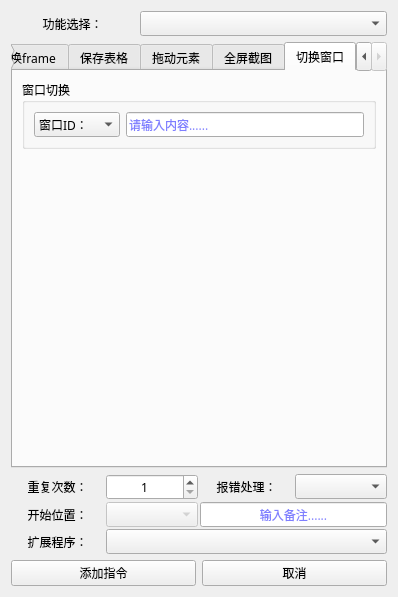
This is 窗体/navigation.ui in FsterThanLight/automatic_clicker_2 as Qt 5 draws it before an edit. The edited form follows.
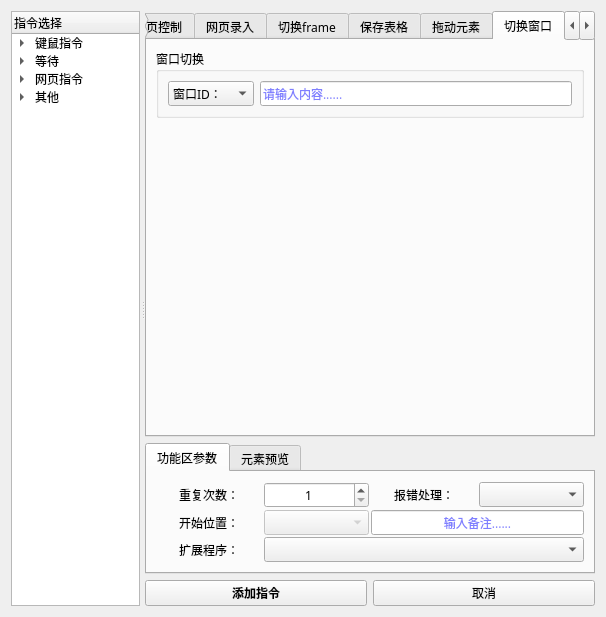
This is the edited form. The open tabs and pages were chosen to show the change. Icons and pictures are not drawn.

Commit message: 2024年01月12日 18:01:33 窗体功能变更

The edit to the form file:
```diff
--- a/窗体/navigation.ui
+++ b/窗体/navigation.ui
@@ -6,8 +6,8 @@
    <rect>
     <x>0</x>
     <y>0</y>
-    <width>398</width>
-    <height>547</height>
+    <width>606</width>
+    <height>594</height>
    </rect>
   </property>
   <property name="font">
@@ -24,29 +24,171 @@
    <iconset resource="../images.qrc">
     <normaloff>:/按钮图标/窗体/res/图标.png</normaloff>:/按钮图标/窗体/res/图标.png</iconset>
   </property>
+  <layout class="QVBoxLayout" name="verticalLayout_43">
+   <item>
+    <widget class="QSplitter" name="splitter">
+     <property name="layoutDirection">
+      <enum>Qt::LeftToRight</enum>
+     </property>
+     <property name="autoFillBackground">
+      <bool>false</bool>
+     </property>
+     <property name="frameShadow">
+      <enum>QFrame::Plain</enum>
+     </property>
+     <property name="orientation">
+      <enum>Qt::Horizontal</enum>
+     </property>
+     <property name="opaqueResize">
+      <bool>true</bool>
+     </property>
+     <property name="handleWidth">
+      <number>5</number>
+     </property>
+     <property name="childrenCollapsible">
+      <bool>true</bool>
+     </property>
+     <widget class="QTreeWidget" name="treeWidget">
+      <property name="enabled">
+       <bool>true</bool>
+      </property>
+      <property name="maximumSize">
+       <size>
+        <width>10000</width>
+        <height>16777215</height>
+       </size>
+      </property>
+      <column>
+       <property name="text">
+        <string>指令选择</string>
+       </property>
+      </column>
+      <item>
+       <property name="text">
+        <string>键鼠指令</string>
+       </property>
+       <item>
+        <property name="text">
+         <string>图像点击</string>
+        </property>
+       </item>
+       <item>
+        <property name="text">
+         <string>坐标点击</string>
+        </property>
+       </item>
+       <item>
+        <property name="text">
+         <string>移动鼠标</string>
+        </property>
+       </item>
+       <item>
+        <property name="text">
+         <string>鼠标点击</string>
+        </property>
+       </item>
+       <item>
+        <property name="text">
+         <string>滚轮滑动</string>
+        </property>
+       </item>
+       <item>
+        <property name="text">
+         <string>按下键盘</string>
+        </property>
+       </item>
+       <item>
+        <property name="text">
+         <string>文本输入</string>
+        </property>
+       </item>
+       <item>
+        <property name="text">
+         <string>中键激活</string>
+        </property>
+       </item>
+       <item>
+        <property name="text">
+         <string>鼠标拖拽</string>
+        </property>
+       </item>
+      </item>
+      <item>
+       <property name="text">
+        <string>等待</string>
+       </property>
+       <item>
+        <property name="text">
+         <string>时间等待</string>
+        </property>
+       </item>
+       <item>
+        <property name="text">
+         <string>图像等待</string>
+        </property>
+       </item>
+      </item>
+      <item>
+       <property name="text">
+        <string>网页指令</string>
+       </property>
+       <item>
+        <property name="text">
+         <string>网页控制</string>
+        </property>
+       </item>
+       <item>
+        <property name="text">
+         <string>网页录入</string>
+        </property>
+       </item>
+       <item>
+        <property name="text">
+         <string>切换frame</string>
+        </property>
+       </item>
+       <item>
+        <property name="text">
+         <string>保存表格</string>
+        </property>
+       </item>
+       <item>
+        <property name="text">
+         <string>拖动元素</string>
+        </property>
+       </item>
+       <item>
+        <property name="text">
+         <string>切换窗口</string>
+        </property>
+       </item>
+      </item>
+      <item>
+       <property name="text">
+        <string>其他</string>
+       </property>
+       <item>
+        <property name="text">
+         <string>信息录入</string>
+        </property>
+       </item>
+       <item>
+        <property name="text">
+         <string>全屏截图</string>
+        </property>
+       </item>
+      </item>
+     </widget>
+     <widget class="QWidget" name="layoutWidget">
   <layout class="QVBoxLayout" name="verticalLayout_6">
-   <item>
-    <layout class="QGridLayout" name="gridLayout_10">
-     <property name="verticalSpacing">
-      <number>0</number>
-     </property>
-     <item row="0" column="1" colspan="2">
-      <widget class="QComboBox" name="comboBox_16"/>
-     </item>
-     <item row="0" column="0">
-      <widget class="QLabel" name="label_43">
-       <property name="text">
-        <string>功能选择：</string>
-       </property>
-       <property name="alignment">
-        <set>Qt::AlignCenter</set>
-       </property>
-      </widget>
-     </item>
-    </layout>
-   </item>
    <item>
     <widget class="QTabWidget" name="tabWidget">
+         <property name="minimumSize">
+          <size>
+           <width>450</width>
+           <height>0</height>
+          </size>
+         </property>
      <property name="font">
       <font>
        <family>微软雅黑</family>
@@ -4325,6 +4467,120 @@
        </item>
       </layout>
      </widget>
+         <widget class="QWidget" name="tab_18">
+          <attribute name="title">
+           <string>切换窗口</string>
+          </attribute>
+          <layout class="QVBoxLayout" name="verticalLayout_39">
+           <item>
+            <widget class="QGroupBox" name="groupBox_13">
+             <property name="title">
+              <string>窗口切换</string>
+             </property>
+             <layout class="QGridLayout" name="gridLayout_26">
+              <item row="0" column="1">
+               <widget class="QLineEdit" name="lineEdit_15">
+                <property name="palette">
+                 <palette>
+                  <active>
+                   <colorrole role="Text">
+                    <brush brushstyle="SolidPattern">
+                     <color alpha="255">
+                      <red>0</red>
+                      <green>0</green>
+                      <blue>255</blue>
+                     </color>
+                    </brush>
+                   </colorrole>
+                   <colorrole role="PlaceholderText">
+                    <brush brushstyle="SolidPattern">
+                     <color alpha="128">
+                      <red>0</red>
+                      <green>0</green>
+                      <blue>255</blue>
+                     </color>
+                    </brush>
+                   </colorrole>
+                  </active>
+                  <inactive>
+                   <colorrole role="Text">
+                    <brush brushstyle="SolidPattern">
+                     <color alpha="255">
+                      <red>0</red>
+                      <green>0</green>
+                      <blue>255</blue>
+                     </color>
+                    </brush>
+                   </colorrole>
+                   <colorrole role="PlaceholderText">
+                    <brush brushstyle="SolidPattern">
+                     <color alpha="128">
+                      <red>0</red>
+                      <green>0</green>
+                      <blue>255</blue>
+                     </color>
+                    </brush>
+                   </colorrole>
+                  </inactive>
+                  <disabled>
+                   <colorrole role="Text">
+                    <brush brushstyle="SolidPattern">
+                     <color alpha="255">
+                      <red>120</red>
+                      <green>120</green>
+                      <blue>120</blue>
+                     </color>
+                    </brush>
+                   </colorrole>
+                   <colorrole role="PlaceholderText">
+                    <brush brushstyle="SolidPattern">
+                     <color alpha="128">
+                      <red>0</red>
+                      <green>0</green>
+                      <blue>0</blue>
+                     </color>
+                    </brush>
+                   </colorrole>
+                  </disabled>
+                 </palette>
+                </property>
+                <property name="placeholderText">
+                 <string>请输入内容......</string>
+                </property>
+               </widget>
+              </item>
+              <item row="0" column="0">
+               <widget class="QComboBox" name="comboBox_32">
+                <item>
+                 <property name="text">
+                  <string>窗口ID：</string>
+                 </property>
+                </item>
+                <item>
+                 <property name="text">
+                  <string>窗口标题：</string>
+                 </property>
+                </item>
+               </widget>
+              </item>
+             </layout>
+            </widget>
+           </item>
+           <item>
+            <spacer name="verticalSpacer_15">
+             <property name="orientation">
+              <enum>Qt::Vertical</enum>
+             </property>
+             <property name="sizeHint" stdset="0">
+              <size>
+               <width>20</width>
+               <height>280</height>
+              </size>
+             </property>
+            </spacer>
+           </item>
+          </layout>
+         </widget>
      <widget class="QWidget" name="tab_17">
       <attribute name="title">
        <string>全屏截图</string>
@@ -4384,127 +4640,89 @@
        </item>
       </layout>
      </widget>
-     <widget class="QWidget" name="tab_18">
-      <attribute name="title">
-       <string>切换窗口</string>
-      </attribute>
-      <layout class="QVBoxLayout" name="verticalLayout_39">
-       <item>
-        <widget class="QGroupBox" name="groupBox_13">
-         <property name="title">
-          <string>窗口切换</string>
-         </property>
-         <layout class="QGridLayout" name="gridLayout_26">
-          <item row="0" column="1">
-           <widget class="QLineEdit" name="lineEdit_15">
-            <property name="palette">
-             <palette>
-              <active>
-               <colorrole role="Text">
-                <brush brushstyle="SolidPattern">
-                 <color alpha="255">
-                  <red>0</red>
-                  <green>0</green>
-                  <blue>255</blue>
-                 </color>
-                </brush>
-               </colorrole>
-               <colorrole role="PlaceholderText">
-                <brush brushstyle="SolidPattern">
-                 <color alpha="128">
-                  <red>0</red>
-                  <green>0</green>
-                  <blue>255</blue>
-                 </color>
-                </brush>
-               </colorrole>
-              </active>
-              <inactive>
-               <colorrole role="Text">
-                <brush brushstyle="SolidPattern">
-                 <color alpha="255">
-                  <red>0</red>
-                  <green>0</green>
-                  <blue>255</blue>
-                 </color>
-                </brush>
-               </colorrole>
-               <colorrole role="PlaceholderText">
-                <brush brushstyle="SolidPattern">
-                 <color alpha="128">
-                  <red>0</red>
-                  <green>0</green>
-                  <blue>255</blue>
-                 </color>
-                </brush>
-               </colorrole>
-              </inactive>
-              <disabled>
-               <colorrole role="Text">
-                <brush brushstyle="SolidPattern">
-                 <color alpha="255">
-                  <red>120</red>
-                  <green>120</green>
-                  <blue>120</blue>
-                 </color>
-                </brush>
-               </colorrole>
-               <colorrole role="PlaceholderText">
-                <brush brushstyle="SolidPattern">
-                 <color alpha="128">
-                  <red>0</red>
-                  <green>0</green>
-                  <blue>0</blue>
-                 </color>
-                </brush>
-               </colorrole>
-              </disabled>
-             </palette>
-            </property>
-            <property name="placeholderText">
-             <string>请输入内容......</string>
-            </property>
-           </widget>
-          </item>
-          <item row="0" column="0">
-           <widget class="QComboBox" name="comboBox_32">
+        </widget>
+       </item>
             <item>
-             <property name="text">
-              <string>窗口ID：</string>
-             </property>
-            </item>
-            <item>
-             <property name="text">
-              <string>窗口标题：</string>
-             </property>
-            </item>
-           </widget>
-          </item>
-         </layout>
-        </widget>
-       </item>
-       <item>
-        <spacer name="verticalSpacer_15">
+        <spacer name="verticalSpacer_18">
          <property name="orientation">
           <enum>Qt::Vertical</enum>
          </property>
          <property name="sizeHint" stdset="0">
           <size>
            <width>20</width>
-           <height>280</height>
+           <height>40</height>
           </size>
          </property>
         </spacer>
        </item>
-      </layout>
-     </widget>
-    </widget>
-   </item>
+       <item>
+        <widget class="QTabWidget" name="tabWidget_2">
+         <property name="currentIndex">
+          <number>0</number>
+         </property>
+         <widget class="QWidget" name="tab_20">
+          <attribute name="title">
+           <string>功能区参数</string>
+          </attribute>
+          <layout class="QVBoxLayout" name="verticalLayout_44">
    <item>
     <layout class="QGridLayout" name="gridLayout_5">
      <property name="spacing">
       <number>2</number>
      </property>
+             <item row="1" column="0">
+              <widget class="QLabel" name="label_34">
+               <property name="text">
+                <string>开始位置：</string>
+               </property>
+               <property name="alignment">
+                <set>Qt::AlignCenter</set>
+               </property>
+              </widget>
+             </item>
+             <item row="0" column="0">
+              <widget class="QLabel" name="label_21">
+               <property name="text">
+                <string>重复次数：</string>
+               </property>
+               <property name="alignment">
+                <set>Qt::AlignCenter</set>
+               </property>
+              </widget>
+             </item>
+             <item row="0" column="1">
+              <widget class="QSpinBox" name="spinBox">
+               <property name="alignment">
+                <set>Qt::AlignCenter</set>
+               </property>
+               <property name="minimum">
+                <number>1</number>
+               </property>
+               <property name="maximum">
+                <number>999</number>
+               </property>
+              </widget>
+             </item>
+             <item row="2" column="1" colspan="3">
+              <widget class="QComboBox" name="comboBox_11">
+               <property name="enabled">
+                <bool>true</bool>
+               </property>
+               <property name="frame">
+                <bool>true</bool>
+               </property>
+              </widget>
+             </item>
+             <item row="2" column="0">
+              <widget class="QLabel" name="label_35">
+               <property name="text">
+                <string>扩展程序：</string>
+               </property>
+               <property name="alignment">
+                <set>Qt::AlignCenter</set>
+               </property>
+              </widget>
+             </item>
      <item row="0" column="2">
       <widget class="QLabel" name="label_33">
        <property name="text">
@@ -4592,63 +4810,29 @@
        </property>
       </widget>
      </item>
-     <item row="1" column="1">
-      <widget class="QComboBox" name="comboBox_10">
-       <property name="enabled">
-        <bool>false</bool>
-       </property>
-      </widget>
-     </item>
-     <item row="2" column="1" colspan="3">
-      <widget class="QComboBox" name="comboBox_11">
-       <property name="enabled">
-        <bool>true</bool>
-       </property>
-       <property name="frame">
-        <bool>true</bool>
-       </property>
-      </widget>
-     </item>
-     <item row="0" column="1">
-      <widget class="QSpinBox" name="spinBox">
-       <property name="alignment">
-        <set>Qt::AlignCenter</set>
-       </property>
-       <property name="minimum">
-        <number>1</number>
-       </property>
-       <property name="maximum">
-        <number>999</number>
-       </property>
-      </widget>
-     </item>
-     <item row="1" column="0">
-      <widget class="QLabel" name="label_34">
-       <property name="text">
-        <string>开始位置：</string>
-       </property>
-       <property name="alignment">
-        <set>Qt::AlignCenter</set>
-       </property>
-      </widget>
-     </item>
      <item row="0" column="3">
       <widget class="QComboBox" name="comboBox_9"/>
      </item>
-     <item row="0" column="0">
-      <widget class="QLabel" name="label_21">
-       <property name="text">
-        <string>重复次数：</string>
-       </property>
-       <property name="alignment">
-        <set>Qt::AlignCenter</set>
-       </property>
-      </widget>
-     </item>
-     <item row="2" column="0">
-      <widget class="QLabel" name="label_35">
+             <item row="1" column="1">
+              <widget class="QComboBox" name="comboBox_10">
+               <property name="enabled">
+                <bool>false</bool>
+               </property>
+              </widget>
+             </item>
+            </layout>
+           </item>
+          </layout>
+         </widget>
+         <widget class="QWidget" name="tab_21">
+          <attribute name="title">
+           <string>元素预览</string>
+          </attribute>
+          <layout class="QVBoxLayout" name="verticalLayout_45">
+           <item>
+            <widget class="QLabel" name="label_43">
        <property name="text">
-        <string>扩展程序：</string>
+              <string>暂无</string>
        </property>
        <property name="alignment">
         <set>Qt::AlignCenter</set>
@@ -4656,11 +4840,20 @@
       </widget>
      </item>
     </layout>
+         </widget>
+        </widget>
    </item>
    <item>
     <layout class="QHBoxLayout" name="horizontalLayout_14">
      <item>
       <widget class="QPushButton" name="pushButton_2">
+           <property name="font">
+            <font>
+             <family>微软雅黑</family>
+             <weight>75</weight>
+             <bold>true</bold>
+            </font>
+           </property>
        <property name="text">
         <string>添加指令</string>
        </property>
@@ -4674,6 +4867,10 @@
       </widget>
      </item>
     </layout>
+       </item>
+      </layout>
+     </widget>
+    </widget>
    </item>
   </layout>
  </widget>
```
Lines whose indentation alone changed are shown as unchanged. The commit also changes 6 other files.
